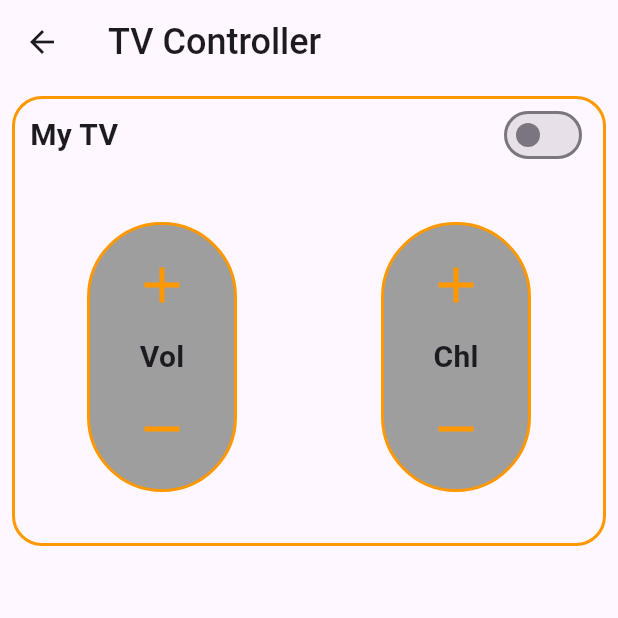
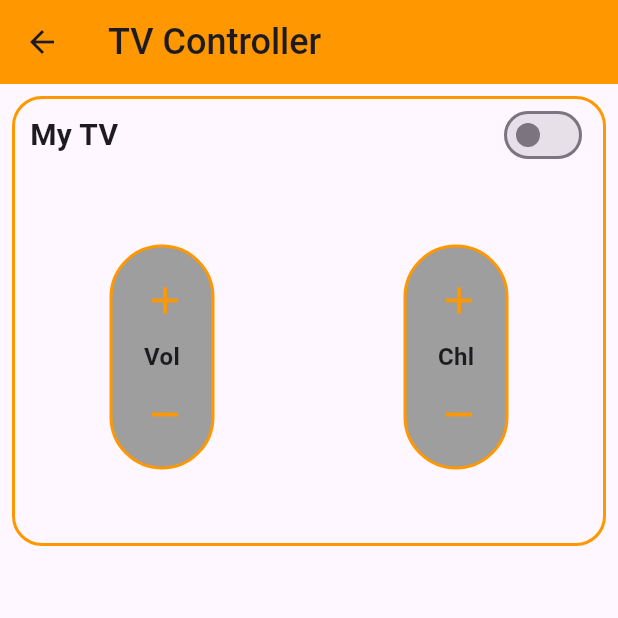
Before and after one commit to akashm936/home_appliances_app, a Flutter app: the screen it shows after launch, after a tap on "TV", on a phone screen of 412 x 824 dp, the top half of it. Run offline on Flutter 3.47's test engine with Material 3 defaults, Android fonts, the light colour scheme and no system bars; our stand-ins replace syncfusion_flutter_sliders.

Commit message:
Minor Chnages done in the Home Appliances App

```diff
--- a/lib/ac_screen.dart
+++ b/lib/ac_screen.dart
@@ -17,6 +17,7 @@ class _AcScreenState extends State<AcScreen> {
   Widget build(BuildContext context) {
     return Scaffold(
       appBar: AppBar(
+        backgroundColor: ThemeData().appBarTheme.backgroundColor,
         title: Text("AC Controller",style: TextStyle(fontSize: 24, fontWeight: FontWeight.w500)),
       ),
       body: Padding(
--- a/lib/main.dart
+++ b/lib/main.dart
@@ -14,9 +14,13 @@ class MyApp extends StatelessWidget {
   @override
   Widget build(BuildContext context) {
     return MaterialApp(
+      debugShowCheckedModeBanner: false,
       title: 'Flutter Demo',
       theme: ThemeData(
         colorScheme: ColorScheme.fromSeed(seedColor: Colors.deepPurple),
+        appBarTheme: AppBarTheme(
+          color: Colors.orange,
+        ),
       ),
       home: const MyHomePage(),
     );
@@ -30,11 +34,14 @@ class MyHomePage extends StatefulWidget {
 }
 
 class _MyHomePageState extends State<MyHomePage> {
+
   @override
+
   Widget build(BuildContext context) {
+
     return Scaffold(
       appBar: AppBar(
-        backgroundColor: Colors.blue,
+        backgroundColor: ThemeData().appBarTheme.backgroundColor,
         title: Text(
           "Home Controller",
           style: TextStyle(fontSize: 24, fontWeight: FontWeight.w500),
--- a/lib/tv_screen.dart
+++ b/lib/tv_screen.dart
@@ -14,6 +14,7 @@ class _TvScreenState extends State<TvScreen> {
   Widget build(BuildContext context) {
     return Scaffold(
       appBar: AppBar(
+        backgroundColor: ThemeData().appBarTheme.backgroundColor,
         title: Text("TV Controller ", style: TextStyle(fontSize: 24, fontWeight: FontWeight.w500),),
       ),
       body: Padding(
@@ -57,8 +58,8 @@ class _TvScreenState extends State<TvScreen> {
                       mainAxisAlignment: MainAxisAlignment.spaceAround,
                       children: [
                         Container(
-                          width: 100,
-                          height: 180,
+                          width: 70,
+                          height: 150,
                           decoration: BoxDecoration(
                             color: Colors.grey,
                             borderRadius: BorderRadius.circular(50),
@@ -72,16 +73,16 @@ class _TvScreenState extends State<TvScreen> {
                             child: Column(
                               mainAxisAlignment: MainAxisAlignment.spaceBetween,
                               children: [
-                                Icon(Icons.add,size: 40,color: Colors.orange,),
-                                Text('Vol',style: TextStyle(fontSize: 20, fontWeight: FontWeight.bold),),
-                                Icon(Icons.remove,size: 40,color: Colors.orange,)
+                                Icon(Icons.add,size: 30,color: Colors.orange,),
+                                Text('Vol',style: TextStyle(fontSize: 16, fontWeight: FontWeight.bold),),
+                                Icon(Icons.remove,size: 30,color: Colors.orange,)
                               ],
                             ),
                           ),
                         ),
                         Container(
-                          width: 100,
-                          height: 180,
+                          width: 70,
+                          height: 150,
                           decoration: BoxDecoration(
                               color: Colors.grey,
                               borderRadius: BorderRadius.circular(50),
@@ -95,9 +96,9 @@ class _TvScreenState extends State<TvScreen> {
                             child: Column(
                               mainAxisAlignment: MainAxisAlignment.spaceBetween,
                               children: [
-                                Icon(Icons.add,size: 40,color: Colors.orange,),
-                                Text('Chl',style: TextStyle(fontSize: 20, fontWeight: FontWeight.bold),),
-                                Icon(Icons.remove,size: 40,color: Colors.orange,)
+                                Icon(Icons.add,size: 30,color: Colors.orange,),
+                                Text('Chl',style: TextStyle(fontSize: 16, fontWeight: FontWeight.bold),),
+                                Icon(Icons.remove,size: 30,color: Colors.orange,)
                               ],
                             ),
                           ),
```
Also changed, not shown: lib/fan_screen.dart (+16 -12 lines), lib/light_screen.dart (+17 -7 lines).
